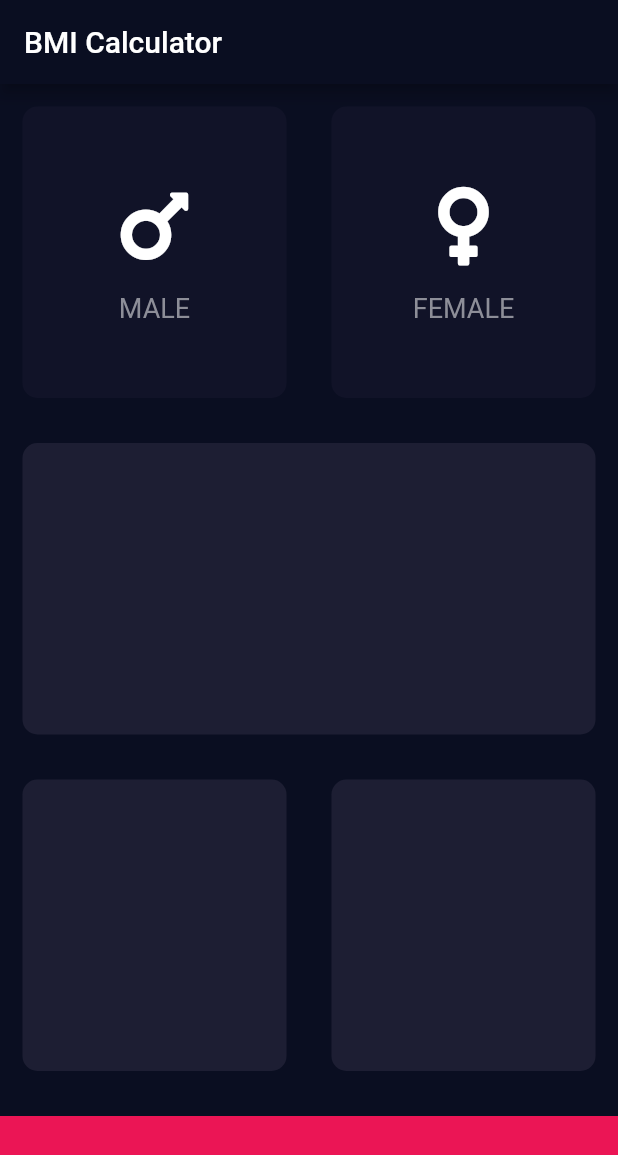
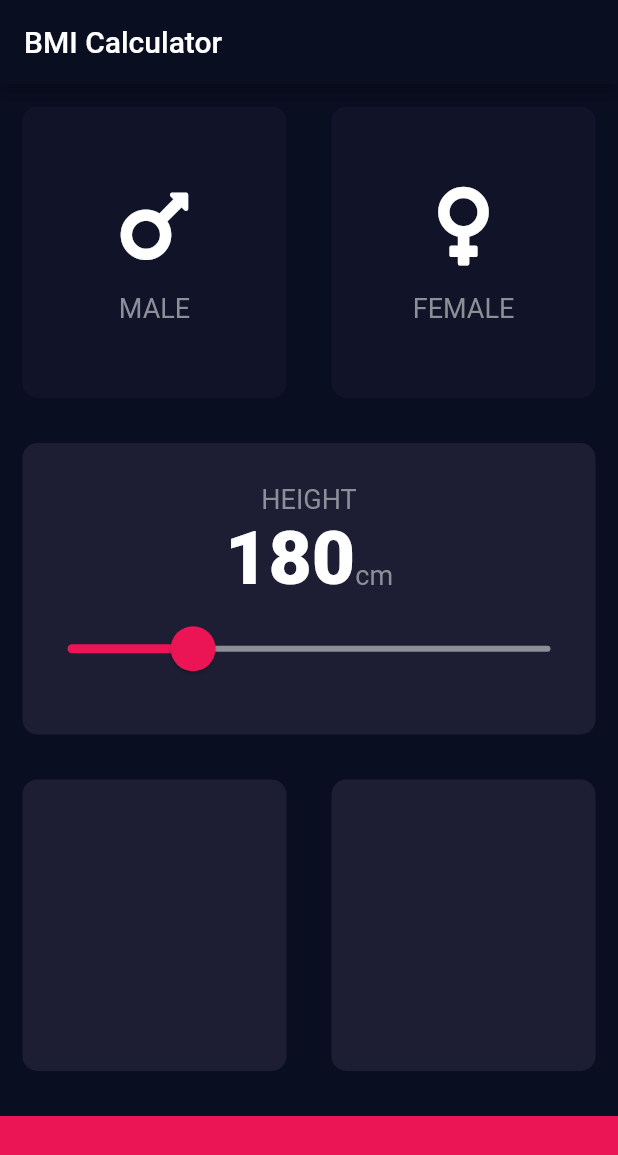
Before and after one commit to Anik7303/flutter-course, a Flutter app: the screen it shows after launch, on a phone screen of 412 x 824 dp. Shown: the top 1155 px of the screen. Run offline on Flutter 3.47's test engine with Material 2 defaults, Android fonts, the phone set to English and light mode, and no system bars; our stand-ins replace font_awesome_flutter.

Commit message:
added slider

```diff
--- a/lib/constants.dart
+++ b/lib/constants.dart
@@ -1,12 +1,23 @@
 import 'package:flutter/material.dart';
 
-const kActiveCardColor = Color(0xFF1D1E33);
-const kInactiveCardColor = Color(0xFF111328);
-const kBottomButtonColor = Color(0xFFEB1555);
-const kBottomButtonHeight = 80.0;
-const kCardTextColor = Color(0xFF8D8E98);
+const Color kActiveCardColor = Color(0xFF1D1E33);
+const Color kInactiveCardColor = Color(0xFF111328);
+const Color kBottomButtonColor = Color(0xFFEB1555);
+const double kBottomButtonHeight = 80.0;
+const Color kCardTextColor = Color(0xFF8D8E98);
+const Color kSliderActiveColor = Color(0xFFEB1555);
+const Color kSliderInactiveColor = Color(0xFF8D8E98);
+const Color kSliderOverlayColor = Color(0x29EB1555);
 
-const kLabelTextStyle = TextStyle(
+const TextStyle kLabelTextStyle = TextStyle(
   fontSize: 18.0,
   color: kCardTextColor,
 );
+
+const TextStyle kNumberTextStyle = TextStyle(
+  fontSize: 50.0,
+  fontWeight: FontWeight.w900,
+);
+
+const double kMinHeight = 50.0;
+const double kMaxHeight = 550.0;
--- a/lib/input_page.dart
+++ b/lib/input_page.dart
@@ -14,6 +14,7 @@ class InputPage extends StatefulWidget {
 
 class _InputPageState extends State<InputPage> {
   Gender selectedGender;
+  double height = 180.0;
 
   @override
   Widget build(BuildContext context) {
@@ -58,7 +59,52 @@ class _InputPageState extends State<InputPage> {
           ),
         ),
         Expanded(
-          child: ReusableCard(),
+          child: ReusableCard(
+            child: Column(
+              children: [
+                Text(
+                  'HEIGHT',
+                  style: kLabelTextStyle,
+                ),
+                Row(
+                  children: [
+                    Text(
+                      this.height.toInt().toString(),
+                      style: kNumberTextStyle,
+                    ),
+                    Text(
+                      'cm',
+                      style: kLabelTextStyle,
+                    )
+                  ],
+                  crossAxisAlignment: CrossAxisAlignment.baseline,
+                  mainAxisAlignment: MainAxisAlignment.center,
+                  textBaseline: TextBaseline.alphabetic,
+                ),
+                SliderTheme(
+                  data: SliderTheme.of(context).copyWith(
+                    activeTrackColor: kSliderActiveColor,
+                    inactiveTrackColor: kSliderInactiveColor,
+                    overlayColor: kSliderOverlayColor,
+                    overlayShape: RoundSliderOverlayShape(overlayRadius: 30.0),
+                    thumbColor: kSliderActiveColor,
+                    thumbShape: RoundSliderThumbShape(enabledThumbRadius: 15.0),
+                  ),
+                  child: Slider(
+                    value: this.height,
+                    onChanged: (newHeight) {
+                      setState(() {
+                        this.height = newHeight;
+                      });
+                    },
+                    min: kMinHeight,
+                    max: kMaxHeight,
+                  ),
+                )
+              ],
+              mainAxisAlignment: MainAxisAlignment.center,
+            ),
+          ),
         ),
         Expanded(
           child: Row(
@@ -79,6 +125,7 @@ class _InputPageState extends State<InputPage> {
           width: double.infinity,
         )
       ],
+      crossAxisAlignment: CrossAxisAlignment.stretch,
     );
   }
 }
```
